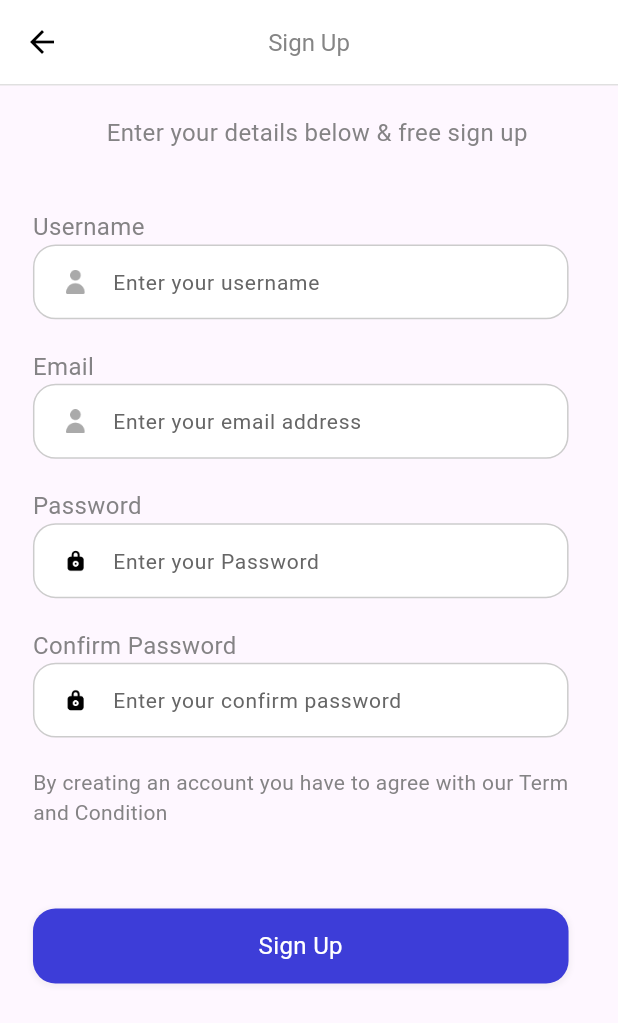
After one commit to Scientist265/Ulearning_with_Riverpod, a Flutter app: the screen it shows after launch, after a tap on "Register", on a phone screen of 412 x 824 dp. The commit adds this screen. Shown: the top 1023 px of the screen. Run offline on Flutter 3.47's test engine with Material 3 defaults, Android fonts, the phone set to English and light mode, and no system bars; our stand-ins replace dots_indicator, flutter_riverpod, flutter_screenutil, riverpod_annotation; generated files the repository leaves out were written again.

Commit message:
Register and Login UI done

```diff
--- /dev/null
+++ b/lib/common/widget/app_button.dart
@@ -0,0 +1,43 @@
+import 'package:flutter/material.dart';
+import 'package:flutter_screenutil/flutter_screenutil.dart';
+import 'package:ulearning_app/common/widget/app_shadow.dart';
+import 'package:ulearning_app/common/widget/text_widget.dart';
+import 'package:ulearning_app/constants/colors.dart';
+
+class AppButton extends StatelessWidget {
+  const AppButton(
+      {super.key,
+      this.isLogin = true,
+      this.width = 325,
+      this.height = 50,
+      this.buttonText = "",
+      this.border, required this.onTap});
+  final bool isLogin;
+  final double width, height;
+  final String buttonText;
+  final BoxBorder? border;
+  final VoidCallback onTap;
+
+  @override
+  Widget build(BuildContext context) {
+    return GestureDetector(
+      onTap: onTap,
+      child: Container(
+        width: width.w,
+        height: height.h,
+        decoration: appBoxShadow(
+            border: border,
+            color: isLogin
+                ? AppColors.primaryElement
+                : AppColors.primaryBackground),
+        child: Center(
+          child: ReusableText(
+            text: buttonText,
+            textColor:
+                isLogin ? AppColors.primaryBackground : AppColors.primaryText,
+          ),
+        ),
+      ),
+    );
+  }
+}
--- a/lib/common/widget/app_shadow.dart
+++ b/lib/common/widget/app_shadow.dart
@@ -6,10 +6,12 @@ BoxDecoration appBoxShadow({
   double radius = 15,
   double sR = 1,
   double bR = 2,
+  BoxBorder? border
 }) {
   return BoxDecoration(
       color: color,
       borderRadius: BorderRadius.circular(radius),
+      border: border,
       boxShadow: [
         BoxShadow(
             color: Colors.grey.withOpacity(0.1),
@@ -18,3 +20,18 @@ BoxDecoration appBoxShadow({
             offset: const Offset(0, 1))
       ]);
 }
+
+BoxDecoration appBoxDecorationTextField({
+  Color color = AppColors.primaryBackground,
+  double radius = 15,
+  Color borderColor = AppColors.primaryFourElementText
+
+}) {
+  return BoxDecoration(
+    color: color,
+    borderRadius: BorderRadius.circular(radius),
+    border: Border.all(
+      color: borderColor,
+    ),
+  );
+}
--- /dev/null
+++ b/lib/common/widget/app_styles.dart
@@ -0,0 +1,16 @@
+import 'package:flutter/material.dart';
+import 'package:ulearning_app/constants/colors.dart';
+
+class AppTheme {
+  static ThemeData appThemeData = ThemeData(
+    brightness: Brightness.light,
+    appBarTheme: const AppBarTheme(
+      elevation: 0,
+      centerTitle: true,
+      backgroundColor: Colors.white,
+      iconTheme: IconThemeData(
+        color: AppColors.primaryText,
+      ),
+    ),
+  );
+}
--- /dev/null
+++ b/lib/common/widget/app_text_field.dart
@@ -0,0 +1,74 @@
+import 'package:flutter/material.dart';
+import 'package:flutter_screenutil/flutter_screenutil.dart';
+import 'package:ulearning_app/common/widget/app_shadow.dart';
+import 'package:ulearning_app/common/widget/image_widget.dart';
+import 'package:ulearning_app/constants/colors.dart';
+
+class AppTextField extends StatelessWidget {
+  const AppTextField(
+      {super.key,
+      required this.iconName,
+      required this.hintText,
+      this.keyboardType,
+      this.onChanged,
+      this.obscureText = false});
+  final String iconName, hintText;
+  final TextInputType? keyboardType;
+  final Function(String)? onChanged;
+  final bool obscureText;
+  @override
+  Widget build(BuildContext context) {
+    return Container(
+      width: 325.w,
+      height: 50.h,
+      decoration: appBoxDecorationTextField(),
+      child: Row(
+        // mainAxisAlignment: MainAxisAlignment.center,
+        crossAxisAlignment: CrossAxisAlignment.center,
+        children: [
+          Container(
+            margin: EdgeInsets.only(left: 17.w),
+            child: appImage(imgPath: iconName),
+          ),
+          SizedBox(
+            width: 290.w,
+            height: 50.h,
+            child: TextField(
+              keyboardType: keyboardType,
+              enabled: true,
+              decoration: InputDecoration(
+                hintText: hintText,
+                hintStyle: const TextStyle(
+                    fontSize: 14, color: AppColors.primarySecondaryElementText),
+                border: const OutlineInputBorder(
+                  borderSide: BorderSide(
+                    color: Colors.transparent,
+                  ),
+                ),
+                enabledBorder: const OutlineInputBorder(
+                  borderSide: BorderSide(
+                    color: Colors.transparent,
+                  ),
+                ),
+                focusedBorder: const OutlineInputBorder(
+                  borderSide: BorderSide(
+                    color: Colors.transparent,
+                  ),
+                ),
+                disabledBorder: const OutlineInputBorder(
+                  borderSide: BorderSide(
+                    color: Colors.transparent,
+                  ),
+                ),
+              ),
+              onChanged: onChanged,
+              maxLines: 1,
+              //byDefault
+              obscureText: obscureText,
+            ),
+          )
+        ],
+      ),
+    );
+  }
+}
--- /dev/null
+++ b/lib/common/widget/appbar_widget.dart
@@ -0,0 +1,18 @@
+import 'package:flutter/material.dart';
+import 'package:ulearning_app/common/widget/text_widget.dart';
+import 'package:ulearning_app/constants/colors.dart';
+
+AppBar buildAppbar(
+    {String title = "", bool automaticallyImlyingLeading = false}) {
+  return AppBar(
+    automaticallyImplyLeading: automaticallyImlyingLeading,
+    bottom: PreferredSize(
+      preferredSize: const Size.fromHeight(1),
+      child: Container(
+        height: 1,
+        color: AppColors.primarySecondaryElementText.withOpacity(0.2),
+      ),
+    ),
+    title: ReusableText(text: title),
+  );
+}
--- /dev/null
+++ b/lib/common/widget/image_widget.dart
@@ -0,0 +1,14 @@
+import 'package:flutter/material.dart';
+import 'package:flutter_screenutil/flutter_screenutil.dart';
+
+Widget appImage({
+  String imgPath = "assets/icons/user.png",
+  double width = 16,
+  double height = 16,
+}) {
+  return Image.asset(
+    imgPath.isEmpty ? "assets/icons/user.png" : imgPath,
+    width: width.w,
+    height: height.h,
+  );
+}
--- a/lib/common/widget/text_widget.dart
+++ b/lib/common/widget/text_widget.dart
@@ -1,4 +1,5 @@
 import 'package:flutter/material.dart';
+import 'package:flutter_screenutil/flutter_screenutil.dart';
 import 'package:ulearning_app/constants/colors.dart';
 
 class ReusableText extends StatelessWidget {
@@ -23,8 +24,24 @@ class ReusableText extends StatelessWidget {
       style: TextStyle(
         fontWeight: weight ?? FontWeight.normal,
         fontSize: fontSizing ?? 16,
-        color: textColor ?? AppColors.primarySecondaryElementText,
+        color:
+            textColor ?? AppColors.primarySecondaryElementText.withOpacity(0.8),
       ),
     );
   }
 }
+
+Widget textUnderline({String text = ""}) {
+  return GestureDetector(
+    child: Text(
+      text,
+      style: TextStyle(
+        fontWeight: FontWeight.normal,
+        fontSize: 12.sp,
+        color: AppColors.primaryText,
+        decoration: TextDecoration.underline,
+        decorationColor: AppColors.primaryText,
+      ),
+    ),
+  );
+}
--- a/lib/config/routes.dart
+++ b/lib/config/routes.dart
@@ -1,11 +1,12 @@
 import 'package:flutter/material.dart';
-import 'package:ulearning_app/features/auth/sign_in.dart';
+import 'package:ulearning_app/features/auth/sign_in/sign_in.dart';
+import 'package:ulearning_app/features/auth/sign_up/sign_up.dart';
 import 'package:ulearning_app/features/onboarding/onboarding.dart';
 
 Map<String, Widget Function(BuildContext context)> routes = {
-
-  welcome:(context) => Onboarding(),
-  signIn:(context) => SignIn(),
+  welcome: (context) => Onboarding(),
+  signIn: (context) => const SignIn(),
+  signUp: (context) => const SignUp(),
   // signUp:(context) => SignUp(),
 };
 
--- a/lib/features/auth/sign_in.dart
+++ /dev/null
@@ -1,15 +0,0 @@
-import 'package:flutter/material.dart';
-
-class SignIn extends StatelessWidget {
-  const SignIn({super.key});
-
-  @override
-  Widget build(BuildContext context) {
-    return Container(
-      color: Colors.white,
-      child: const SafeArea(
-        child: Scaffold(),
-      ),
-    );
-  }
-}
--- /dev/null
+++ b/lib/features/auth/sign_in/sign_in.dart
@@ -0,0 +1,84 @@
+import 'package:flutter/material.dart';
+import 'package:flutter_screenutil/flutter_screenutil.dart';
+import 'package:ulearning_app/common/widget/app_button.dart';
+import 'package:ulearning_app/common/widget/app_text_field.dart';
+import 'package:ulearning_app/common/widget/text_widget.dart';
+import 'package:ulearning_app/config/routes.dart';
+import 'package:ulearning_app/constants/colors.dart';
+import 'package:ulearning_app/constants/sizing.dart';
+import 'package:ulearning_app/common/widget/appbar_widget.dart';
+import 'package:ulearning_app/features/auth/sign_in/widgets/third_party_logins.dart';
+
+class SignIn extends StatelessWidget {
+  const SignIn({super.key});
+
+  @override
+  Widget build(BuildContext context) {
+    return Container(
+      color: Colors.white,
+      child: SafeArea(
+        child: Scaffold(
+            appBar: buildAppbar(title: "Login"),
+            body: Column(
+              crossAxisAlignment: CrossAxisAlignment.start,
+              children: [
+                // Third Party Login
+                const ThirdPartyLogins(),
+                const Center(
+                  child: ReusableText(
+                    text: "Or use your email account login",
+                    fontSizing: 14,
+                  ),
+                ),
+                AppSizing.h40,
+                Container(
+                  margin: EdgeInsets.only(left: 20.w, right: 20.w),
+                  child: Column(
+                    crossAxisAlignment: CrossAxisAlignment.start,
+                    children: [
+                      const ReusableText(
+                        text: "Email",
+                        fontSizing: 14,
+                      ),
+                      const AppTextField(
+                        iconName: "assets/icons/user.png",
+                        hintText: 'Enter your email',
+                      ),
+                      AppSizing.h12,
+                      const ReusableText(
+                        text: "Password",
+                        fontSizing: 14,
+                      ),
+                      const AppTextField(
+                        iconName: "assets/icons/lock.png",
+                        hintText: 'Enter your Password',
+                        obscureText: true,
+                      ),
+                      AppSizing.h8,
+                      // forgot password
+                      textUnderline(text: "Forgot Password"),
+                      AppSizing.h54,
+                      AppSizing.h40,
+                      AppButton(
+                        buttonText: "Log in",
+                        onTap: () {},
+                      ),
+                      AppSizing.h20,
+                      AppButton(
+                        border: Border.all(
+                            color: AppColors.primaryText, width: 0.5),
+                        buttonText: "Register",
+                        isLogin: false,
+                        onTap: () {
+                          Navigator.of(context).pushNamed(signUp);
+                        },
+                      )
+                    ],
+                  ),
+                )
+              ],
+            )),
+      ),
+    );
+  }
+}
--- /dev/null
+++ b/lib/features/auth/sign_in/widgets/third_party_logins.dart
@@ -0,0 +1,44 @@
+import 'package:flutter/material.dart';
+import 'package:flutter_screenutil/flutter_screenutil.dart';
+
+class ThirdPartyLogins extends StatelessWidget {
+  const ThirdPartyLogins({super.key});
+
+  @override
+  Widget build(BuildContext context) {
+    return Container(
+      margin: EdgeInsets.only(left: 80.w, right: 80.w, top: 40.h, bottom: 20.h),
+      child: const Row(
+        mainAxisAlignment: MainAxisAlignment.spaceAround,
+        children: [
+          LoginButton(
+            imgPath: "assets/icons/google.png",
+          ),
+          LoginButton(
+            imgPath: "assets/icons/apple.png",
+          ),
+          LoginButton(
+            imgPath: "assets/icons/facebook.png",
+          ),
+        ],
+      ),
+    );
+  }
+}
+
+class LoginButton extends StatelessWidget {
+  const LoginButton({super.key, required this.imgPath});
+  final String imgPath;
+
+  @override
+  Widget build(BuildContext context) {
+    return GestureDetector(
+      onTap: (){},
+      child: SizedBox(
+        width: 40.w,
+        height: 40.h,
+        child: Image.asset(imgPath),
+      ),
+    );
+  }
+}
--- /dev/null
+++ b/lib/features/auth/sign_up/sign_up.dart
@@ -0,0 +1,69 @@
+import 'package:flutter/material.dart';
+import 'package:flutter_screenutil/flutter_screenutil.dart';
+import 'package:ulearning_app/common/widget/app_button.dart';
+import 'package:ulearning_app/common/widget/app_text_field.dart';
+import 'package:ulearning_app/common/widget/appbar_widget.dart';
+import 'package:ulearning_app/common/widget/text_widget.dart';
+import 'package:ulearning_app/constants/sizing.dart';
+
+class SignUp extends StatelessWidget {
+  const SignUp({super.key});
+
+  @override
+  Widget build(BuildContext context) {
+    return Container(
+      color: Colors.white,
+      child: SafeArea(
+        child: Scaffold(
+          appBar:
+              buildAppbar(title: "Sign Up", automaticallyImlyingLeading: true),
+          body: SingleChildScrollView(
+            child: Container(
+              margin: EdgeInsets.only(left: 20.w, right: 10.w, top: 20.h),
+              child: Column(
+                crossAxisAlignment: CrossAxisAlignment.start,
+                children: [
+                  const Center(
+                    child: ReusableText(
+                        text: "Enter your details below & free sign up"),
+                  ),
+                  AppSizing.h40,
+                  const ReusableText(text: "Username"),
+                  const AppTextField(
+                      iconName: "assets/icons/person.png",
+                      hintText: "Enter your username"),
+                  AppSizing.h20,
+                  const ReusableText(text: "Email"),
+                  const AppTextField(
+                      iconName: "assets/icons/person.png",
+                      hintText: "Enter your email address"),
+                  AppSizing.h20,
+                  const ReusableText(text: "Password"),
+                  const AppTextField(
+                      iconName: "assets/icons/lock.png",
+                      hintText: "Enter your Password"),
+                  AppSizing.h20,
+                  const ReusableText(text: "Confirm Password"),
+                  const AppTextField(
+                      iconName: "assets/icons/lock.png",
+                      hintText: "Enter your confirm password"),
+                  AppSizing.h20,
+                  const ReusableText(
+                      textAlign: TextAlign.start,
+                      fontSizing: 14,
+                      text:
+                          "By creating an account you have to agree with our Term and Condition"),
+                  AppSizing.h54,
+                  AppButton(
+                    onTap: () {},
+                    buttonText: "Sign Up",
+                  )
+                ],
+              ),
+            ),
+          ),
+        ),
+      ),
+    );
+  }
+}
--- a/lib/features/onboarding/widgets/next_button.dart
+++ b/lib/features/onboarding/widgets/next_button.dart
@@ -3,7 +3,6 @@ import 'package:ulearning_app/common/widget/app_shadow.dart';
 import 'package:ulearning_app/common/widget/text_widget.dart';
 import 'package:ulearning_app/config/routes.dart';
 import 'package:ulearning_app/constants/colors.dart';
-import 'package:ulearning_app/features/auth/sign_in.dart';
 
 class NextButton extends StatelessWidget {
   const NextButton({
--- a/lib/main.dart
+++ b/lib/main.dart
@@ -2,6 +2,7 @@ import 'package:flutter/material.dart';
 import 'package:flutter_riverpod/flutter_riverpod.dart';
 import 'package:flutter_screenutil/flutter_screenutil.dart';
 import 'package:ulearning_app/config/routes.dart';
+import 'package:ulearning_app/common/widget/app_styles.dart';
 
 void main() async {
   runApp(
@@ -20,7 +21,8 @@ class UlearningApp extends StatelessWidget {
       designSize: const Size(375, 825),
       builder: ((context, child) => MaterialApp(
             debugShowCheckedModeBanner: false,
-            initialRoute: welcome,
+            theme: AppTheme.appThemeData,
+            initialRoute: signIn,
             routes: routes,
           )),
     );
```
Also changed, not shown: lib/features/auth/sign_up.dart (deleted).
